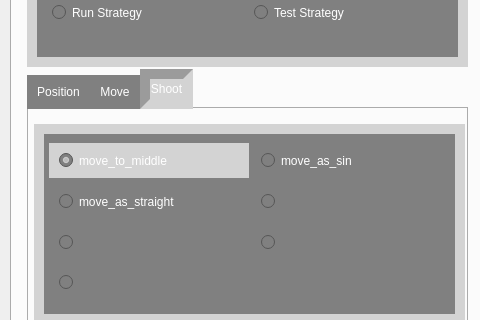
barry963/Robot_project, file Botnia/Botnia_2012/user_interface/strategy.ui: the form before one commit; both pictures show x 0 to 480 and y 146 to 466 of the 1148 by 849 pixel window.
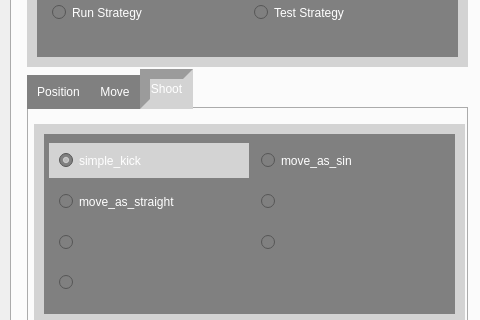
The form after the commit. The open tabs and pages were chosen to show the change. Custom widgets are drawn as their Qt base class.

```diff
--- a/Botnia/Botnia_2012/user_interface/strategy.ui
+++ b/Botnia/Botnia_2012/user_interface/strategy.ui
@@ -1186,7 +1186,7 @@
                  <item row="0" column="0">
                   <widget class="QRadioButton" name="move_middle_button_2">
                    <property name="text">
-                    <string>move_to_middle</string>
+                    <string>simple_kick</string>
                    </property>
                    <property name="checked">
                     <bool>true</bool>
```
Left out of the diff: 21 changed lines with no effect on the pictures.
